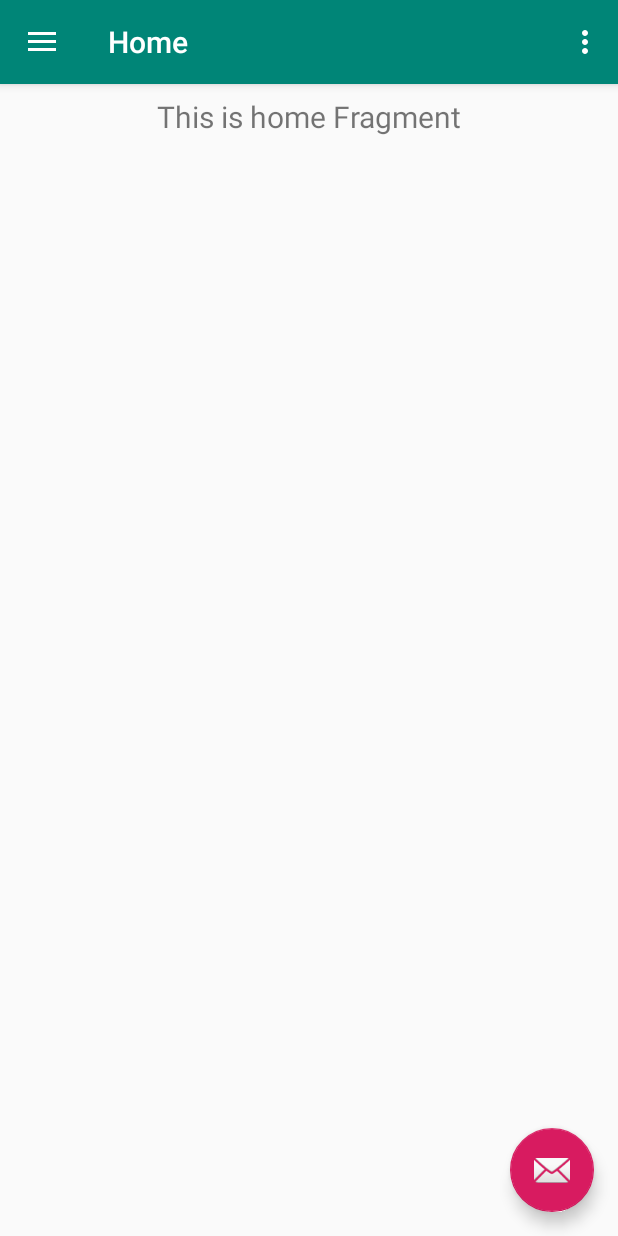
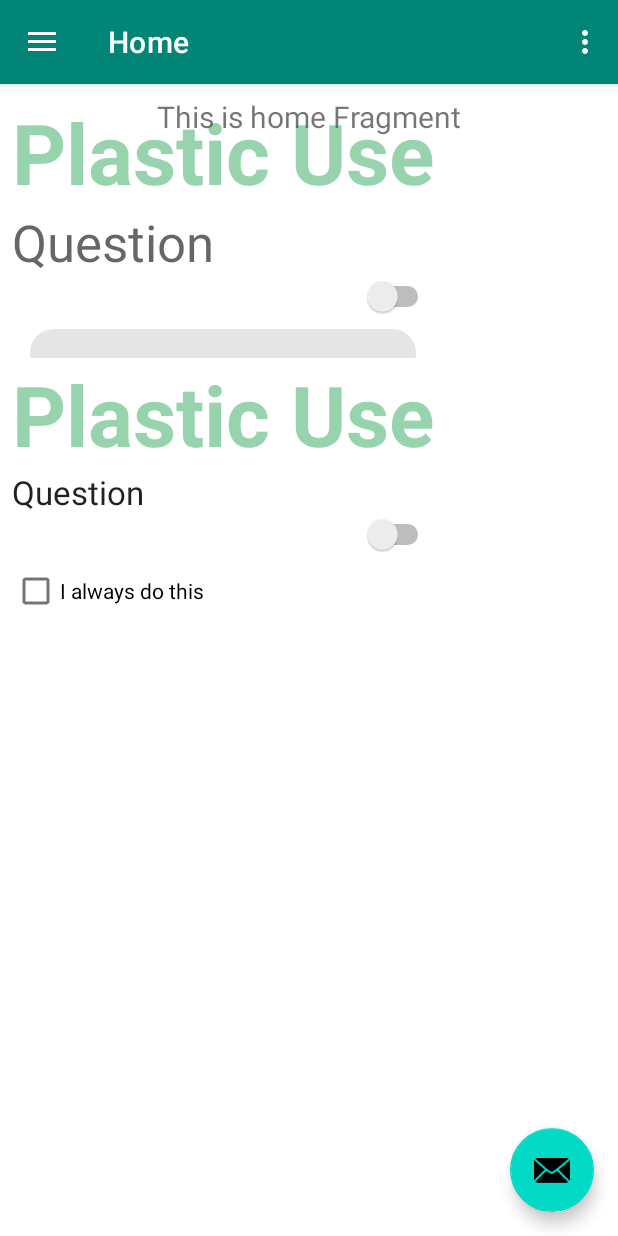
Before and after one commit to GenevieveDorrell/ecoApp, an Android app: the screen it shows after launch (MainActivity), on a phone screen of 412 x 824 dp. Run offline under Robolectric (Android 15) with nearby library versions, the phone set to English and light mode, and no system bars; our stand-ins replace navigation-ui.

Commit message:
its working rn

```diff
--- a/app/build.gradle
+++ b/app/build.gradle
@@ -38,4 +38,6 @@ dependencies {
     testImplementation 'junit:junit:4.12'
     androidTestImplementation 'androidx.test.ext:junit:1.1.0'
     androidTestImplementation 'androidx.test.espresso:espresso-core:3.1.1'
+    implementation 'androidx.mediarouter:mediarouter:1.1.0'
+    implementation 'androidx.legacy:legacy-support-v4:1.0.0'
 }
--- a/app/src/main/res/layout/content_main.xml
+++ b/app/src/main/res/layout/content_main.xml
@@ -13,8 +13,145 @@
         android:layout_width="match_parent"
         android:layout_height="match_parent"
         app:defaultNavHost="true"
-        app:layout_constraintLeft_toLeftOf="parent"
-        app:layout_constraintRight_toRightOf="parent"
-        app:layout_constraintTop_toTopOf="parent"
-        app:navGraph="@navigation/mobile_navigation" />
+        app:navGraph="@navigation/mobile_navigation"
+        tools:layout_editor_absoluteY="-16dp" />
+
+    <ScrollView
+        android:id="@+id/scrollView"
+        android:layout_width="0dp"
+        android:layout_height="0dp"
+        android:layout_marginStart="8dp"
+        android:layout_marginLeft="8dp"
+        android:layout_marginTop="8dp"
+        android:layout_marginEnd="8dp"
+        android:layout_marginRight="8dp"
+        app:layout_constraintBottom_toBottomOf="@+id/nav_host_fragment"
+        app:layout_constraintEnd_toEndOf="@+id/nav_host_fragment"
+        app:layout_constraintHorizontal_bias="0.0"
+        app:layout_constraintStart_toStartOf="parent"
+        app:layout_constraintTop_toTopOf="@+id/nav_host_fragment">
+
+        <TableLayout
+            android:layout_width="match_parent"
+            android:layout_height="wrap_content">
+
+            <TableRow
+                android:layout_width="match_parent"
+                android:layout_height="match_parent">
+
+                <TextView
+                    android:layout_width="wrap_content"
+                    android:layout_height="wrap_content"
+                    android:text="@string/plastic_use"
+                    android:textAppearance="@style/TextAppearance.AppCompat.Display3"
+                    android:textColor="#68009637"
+                    android:textStyle="normal|bold" />
+
+            </TableRow>
+
+            <TableRow
+                android:layout_width="match_parent"
+                android:layout_height="match_parent">
+
+                <androidx.core.widget.NestedScrollView
+                    android:layout_width="wrap_content"
+                    android:layout_height="100dp">
+
+                    <LinearLayout
+                        android:layout_width="match_parent"
+                        android:layout_height="wrap_content"
+                        android:orientation="vertical">
+
+                        <TextView
+                            android:layout_width="match_parent"
+                            android:layout_height="wrap_content"
+                            android:text="@string/PQ1"
+                            android:textAppearance="@style/TextAppearance.AppCompat.Display1" />
+
+                        <Switch
+                            android:layout_width="match_parent"
+                            android:layout_height="wrap_content" />
+
+                        <com.google.android.material.chip.Chip
+                            android:id="@+id/chip"
+                            android:layout_width="match_parent"
+                            android:layout_height="wrap_content" />
+
+                        <CheckBox
+                            android:layout_width="wrap_content"
+                            android:layout_height="wrap_content"
+                            android:text="@string/always" />
+
+                        <TextView
+                            android:id="@+id/textView9"
+                            android:layout_width="match_parent"
+                            android:layout_height="wrap_content"
+                            android:text="@string/PQ1"
+                            android:textAppearance="@style/TextAppearance.AppCompat.Large" />
+
+                        <Switch
+                            android:id="@+id/switch3"
+                            android:layout_width="match_parent"
+                            android:layout_height="wrap_content" />
+
+                        <CheckBox
+                            android:id="@+id/checkBox3"
+                            android:layout_width="match_parent"
+                            android:layout_height="wrap_content"
+                            android:text="@string/always" />
+
+                    </LinearLayout>
+                </androidx.core.widget.NestedScrollView>
+
+            </TableRow>
+
+            <TableRow
+                android:layout_width="match_parent"
+                android:layout_height="wrap_content">
+
+                <TextView
+                    android:layout_width="wrap_content"
+                    android:layout_height="wrap_content"
+                    android:text="@string/plastic_use"
+                    android:textAppearance="@style/TextAppearance.AppCompat.Display3"
+                    android:textColor="#68009637"
+                    android:textStyle="normal|bold" />
+
+            </TableRow>
+
+            <TableRow
+                android:layout_width="wrap_content"
+                android:layout_height="16dp">
+
+                <androidx.core.widget.NestedScrollView
+                    android:layout_width="wrap_content"
+                    android:layout_height="100dp">
+
+                    <LinearLayout
+                        android:layout_width="match_parent"
+                        android:layout_height="wrap_content"
+                        android:orientation="vertical">
+
+                        <TextView
+                            android:layout_width="match_parent"
+                            android:layout_height="wrap_content"
+                            android:text="@string/PQ1"
+                            android:textAppearance="@style/TextAppearance.AppCompat.Large" />
+
+                        <Switch
+                            android:layout_width="match_parent"
+                            android:layout_height="wrap_content" />
+
+                        <CheckBox
+                            android:layout_width="wrap_content"
+                            android:layout_height="wrap_content"
+                            android:text="@string/always" />
+
+                    </LinearLayout>
+                </androidx.core.widget.NestedScrollView>
+
+            </TableRow>
+
+        </TableLayout>
+    </ScrollView>
 </androidx.constraintlayout.widget.ConstraintLayout>
--- /dev/null
+++ b/app/src/main/res/layout/switch_item.xml
@@ -0,0 +1,11 @@
+<RelativeLayout
+    xmlns:android="http://schemas.android.com/apk/res/android"
+    android:layout_width="match_parent"
+    android:layout_height="match_parent">
+
+    <Switch
+        android:layout_width="wrap_content"
+        android:layout_height="wrap_content"
+        android:layout_centerHorizontal="true"
+        android:layout_centerVertical="true" />
+</RelativeLayout>
--- a/app/src/main/res/values/strings.xml
+++ b/app/src/main/res/values/strings.xml
@@ -13,4 +13,8 @@
     <string name="menu_tools">Tools</string>
     <string name="menu_share">Share</string>
     <string name="menu_send">Send</string>
+    <string name="plastic_use">Plastic Use</string>
+    <string name="PQ1">Question</string>
+    <string name="energy_use">Energy use</string>
+    <string name="always">I always do this</string>
 </resources>
--- a/app/src/main/res/values/styles.xml
+++ b/app/src/main/res/values/styles.xml
@@ -1,7 +1,7 @@
 <resources>
 
     <!-- Base application theme. -->
-    <style name="AppTheme" parent="Theme.AppCompat.Light.DarkActionBar">
+    <style name="AppTheme" parent="Theme.MaterialComponents.Light.DarkActionBar">
         <!-- Customize your theme here. -->
         <item name="colorPrimary">@color/colorPrimary</item>
         <item name="colorPrimaryDark">@color/colorPrimaryDark</item>
```
